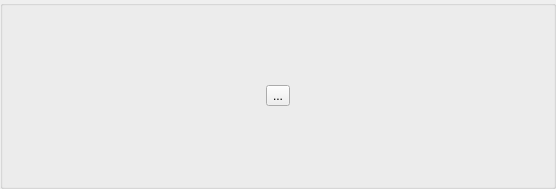
Old version of the form ui_templates/actions_groupbox.ui in the repository Frodo45127/runcher.
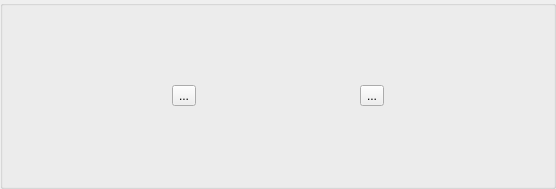
New version of the form.

Commit message: Properly implemented a settings window, with restore default functionality.

What changed in the file:
```diff
--- a/ui_templates/actions_groupbox.ui
+++ b/ui_templates/actions_groupbox.ui
@@ -14,13 +14,20 @@
    <string>GroupBox</string>
   </property>
   <layout class="QGridLayout" name="gridLayout">
-   <item row="0" column="0">
+   <item row="0" column="1">
     <widget class="QToolButton" name="play_button">
      <property name="text">
       <string>...</string>
      </property>
     </widget>
    </item>
+   <item row="0" column="0">
+    <widget class="QToolButton" name="settings_button">
+     <property name="text">
+      <string>...</string>
+     </property>
+    </widget>
+   </item>
   </layout>
  </widget>
  <resources/>
```
The commit also changes 6 other files.
